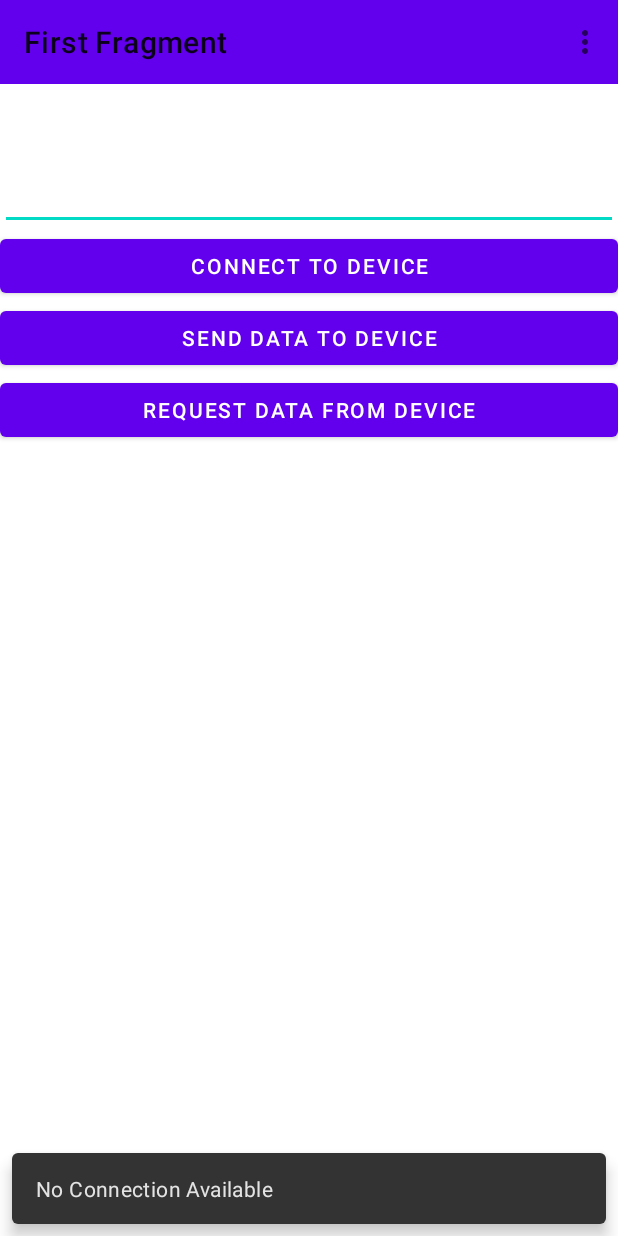
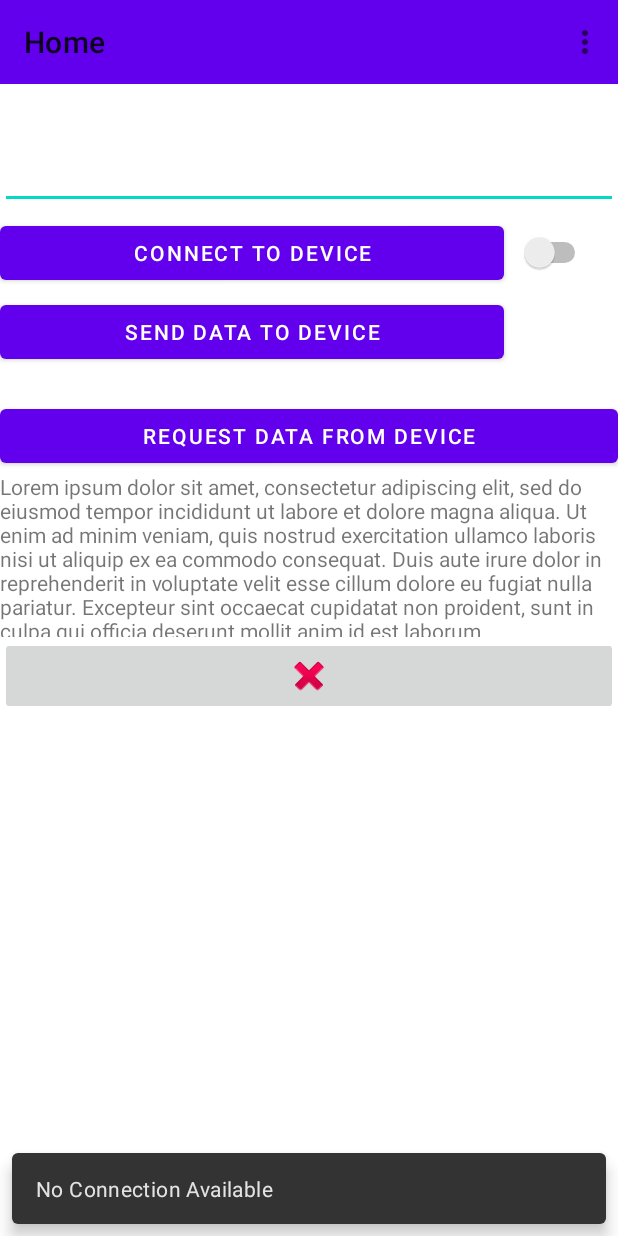
Before and after one commit to TheOGRafiki/LPVO-App, an Android app: the screen it shows after launch (MainActivity), after a tap on "CONNECT TO DEVICE", on a phone screen of 412 x 824 dp. Run offline under Robolectric (Android 15) with nearby library versions, the phone set to English and light mode, and no system bars; our stand-ins replace navigation-ui.

Commit message:
Added Touches to be More user friendly

```diff
--- a/MyApplication/app/src/main/java/com/example/myapplication/Home.java
+++ b/MyApplication/app/src/main/java/com/example/myapplication/Home.java
@@ -7,6 +7,9 @@ import android.view.ViewGroup;
 import android.widget.Button;
 import android.widget.EditText;
 import android.widget.ImageView;
+import android.widget.ProgressBar;
+import android.widget.Switch;
+import android.widget.TextView;
 
 import androidx.annotation.NonNull;
 import androidx.fragment.app.Fragment;
@@ -16,6 +19,7 @@ import com.example.myapplication.databinding.FragmentFirstBinding;
 import com.google.android.material.snackbar.Snackbar;
 import com.microchip.android.mcp2221comm.Mcp2221Comm;
 import com.microchip.android.microchipusb.MCP2221;
+
 import java.nio.ByteBuffer;
 import java.nio.charset.StandardCharsets;
 import java.util.Objects;
@@ -35,39 +39,58 @@ public class Home extends Fragment {
 
     }
 
+    String epsium = "Lorem ipsum dolor sit amet, consectetur adipiscing elit, sed do eiusmod tempor incididunt ut labore et dolore magna aliqua. Ut enim ad minim veniam, quis nostrud exercitation ullamco laboris nisi ut aliquip ex ea commodo consequat. Duis aute irure dolor in reprehenderit in voluptate velit esse cillum dolore eu fugiat nulla pariatur. Excepteur sint occaecat cupidatat non proident, sunt in culpa qui officia deserunt mollit anim id est laborum";
+
     public void onViewCreated(@NonNull View view, Bundle savedInstanceState) {
         super.onViewCreated(view, savedInstanceState);
         Mcp2221Comm newComm = new Mcp2221Comm(new MCP2221(getActivity()));
 
+        ProgressBar progressBar = (ProgressBar) getView().findViewById(R.id.progressBar);
+        progressBar.setVisibility(View.GONE);
+
+        // Connect To Device
         binding.buttonFirst.setOnClickListener(new View.OnClickListener() {
             @Override
             public void onClick(View view) {
-
                 try {
                     newComm.openCOM();
 
-                    if(newComm.isComOpen()) {
+                    if (newComm.isComOpen()) {
                         Snackbar.make(binding.getRoot(), "Status of Com Port: " + newComm.isComOpen(), Snackbar.LENGTH_LONG)
                                 .setAction("Action", null).show();
+                        Switch switchConnection = (Switch) getView().findViewById(R.id.switch1);
+                        switchConnection.setChecked(true);
+
                     } else {
                         Snackbar.make(binding.getRoot(), "No Connection Available", Snackbar.LENGTH_LONG)
                                 .setAction("Action", null).show();
+                        TextView editText = (TextView) getView().findViewById(R.id.Logger);
+                        editText.setText(epsium.toCharArray(), 0, epsium.length());
                         return;
                     }
-                }
-                catch (Exception e) {
-                    e.printStackTrace();
+                } catch (Exception e) {
+                    TextView editText = (TextView) getView().findViewById(R.id.Logger);
+                    editText.setText(e.toString().toCharArray(), 0, e.toString().length());
+
                 }
             }
         });
 
-        binding.buttonSecond.setOnClickListener(new View.OnClickListener(){
+        // Send Data to Device
+        binding.buttonSecond.setOnClickListener(new View.OnClickListener() {
             @Override
             public void onClick(View view) {
                 EditText editText = (EditText) getView().findViewById(R.id.editText);
                 String value = editText.getText().toString();
 
-                if(newComm.isComOpen()) {
+                progressBar.setVisibility(View.GONE);
+
+                TextView logger = (TextView) getView().findViewById(R.id.Logger);
+                logger.setText("".toCharArray(), 0, 0);
+
+
+                if (newComm.isComOpen()) {
+                    progressBar.setVisibility(View.VISIBLE);
 
                     try {
                         int isSuccess = newComm.writeI2cdata(Integer.valueOf(8).byteValue(),
@@ -75,43 +98,38 @@ public class Home extends Fragment {
                                 value.length(),
                                 400);
 
-                        if(isSuccess == 0)
-                        {
+                        if (isSuccess == 0) {
                             Snackbar.make(binding.getRoot(), "Data Sent!" + value, Snackbar.LENGTH_LONG)
                                     .setAction("Action", null).show();
-                        }
-                        else if(isSuccess < 0)
-                        {
+                        } else if (isSuccess < 0) {
                             Snackbar.make(binding.getRoot(), "Failed To Send." + value, Snackbar.LENGTH_LONG)
                                     .setAction("Action", null).show();
-                        }
-                        else
-                        {
+                        } else {
                             Snackbar.make(binding.getRoot(), "Unknown Error." + value, Snackbar.LENGTH_LONG)
                                     .setAction("Action", null).show();
                         }
-                    }
-                    catch (Exception e)
-                    {
+
+                    progressBar.setVisibility(View.GONE);
+                    } catch (Exception e) {
+                        editText.setText(e.toString().toCharArray(), 0, e.toString().length());
                         e.printStackTrace();
                     }
 
-                }
-                else
-                {
+                } else {
                     Snackbar.make(binding.getRoot(), "Connection Closed" + value, Snackbar.LENGTH_LONG)
                             .setAction("Action", null).show();
                 }
             }
         });
 
+        // Request Data From Device
         binding.buttonThird.setOnClickListener(new View.OnClickListener() {
             @Override
             public void onClick(View view) {
                 Snackbar.make(binding.getRoot(), "Requesting Data from: " + newComm, Snackbar.LENGTH_LONG)
                         .setAction("Action", null).show();
 
-                if(newComm.isComOpen()) {
+                if (newComm.isComOpen()) {
                     ByteBuffer buf = ByteBuffer.allocate(10);
                     newComm.readI2cData(Integer.valueOf(8).byteValue(), buf, 10, 400);
 
@@ -120,6 +138,16 @@ public class Home extends Fragment {
 
                 }
             }
+        });
+
+        // Clear Text
+        binding.clearText.setOnClickListener(new View.OnClickListener() {
+            @Override
+            public void onClick(View view) {
+                TextView logger = (TextView) getView().findViewById(R.id.Logger);
+                logger.setText("".toCharArray(), 0, 0);
+            }
+
         });
     }
 
--- a/MyApplication/app/src/main/res/layout/fragment_first.xml
+++ b/MyApplication/app/src/main/res/layout/fragment_first.xml
@@ -2,26 +2,30 @@
 <LinearLayout xmlns:android="http://schemas.android.com/apk/res/android"
     xmlns:app="http://schemas.android.com/apk/res-auto"
     xmlns:tools="http://schemas.android.com/tools"
-    android:orientation="vertical"
     android:layout_width="match_parent"
     android:layout_height="match_parent"
+    android:orientation="vertical"
     tools:context=".Home">
-
-    <Space
-        android:layout_width="match_parent"
-        android:layout_height="62dp" />
 
     <EditText
         android:id="@+id/editText"
         android:layout_width="match_parent"
-        android:layout_height="91dp"
+        android:layout_height="139dp"
         android:ems="10"
-        android:gravity="start|top"
-        android:inputType="textMultiLine" />
+        android:inputType="textPersonName"
+        android:text="" />
+
+    <Space
+        android:layout_width="match_parent"
+        android:layout_height="wrap_content" />
+
+    <TableRow
+        android:layout_width="match_parent"
+        android:layout_height="58dp">
 
         <Button
             android:id="@+id/button_first"
-        android:layout_width="match_parent"
+            android:layout_width="336dp"
             android:layout_height="wrap_content"
             android:text="Connect to Device"
             app:layout_constraintBottom_toBottomOf="parent"
@@ -30,11 +34,32 @@
             app:layout_constraintTop_toBottomOf="@id/button_first"
             tools:ignore="DuplicateSpeakableTextCheck" />
 
+        <Switch
+            android:id="@+id/switch1"
+            android:layout_width="58dp"
+            android:layout_height="58dp"
+            android:text=""
+            tools:ignore="UseSwitchCompatOrMaterialXml" />
+
+    </TableRow>
+
+    <TableRow
+        android:layout_width="match_parent"
+        android:layout_height="69dp">
+
         <Button
             android:id="@+id/button_second"
-        android:layout_width="match_parent"
+            android:layout_width="336dp"
             android:layout_height="wrap_content"
             android:text="Send Data to Device" />
+
+        <ProgressBar
+            android:id="@+id/progressBar"
+            style="?android:attr/progressBarStyle"
+            android:layout_width="72dp"
+            android:layout_height="match_parent" />
+
+    </TableRow>
 
     <Button
         android:id="@+id/button_third"
@@ -42,4 +67,27 @@
         android:layout_height="wrap_content"
         android:text="Request Data from Device" />
 
+
+    <TextView
+        android:id="@+id/Logger"
+        android:layout_width="match_parent"
+        android:layout_height="110dp"
+        android:text="" />
+
+    <ImageButton
+        android:id="@+id/clear_text"
+        android:layout_width="match_parent"
+        android:layout_height="wrap_content"
+        android:src="@android:drawable/ic_delete" />
+
+    <ScrollView
+        android:layout_width="match_parent"
+        android:layout_height="match_parent">
+
+        <LinearLayout
+            android:layout_width="match_parent"
+            android:layout_height="wrap_content"
+            android:orientation="vertical" />
+    </ScrollView>
+
 </LinearLayout>
--- a/MyApplication/app/src/main/res/values/strings.xml
+++ b/MyApplication/app/src/main/res/values/strings.xml
@@ -2,7 +2,7 @@
     <string name="app_name">My Application</string>
     <string name="action_settings">Settings</string>
     <!-- Strings used for fragments for navigation -->
-    <string name="first_fragment_label">First Fragment</string>
+    <string name="first_fragment_label">Home</string>
     <string name="second_fragment_label">Second Fragment</string>
     <string name="next">Next</string>
     <string name="previous">Previous</string>
```
Lines whose indentation alone changed are shown as unchanged.
